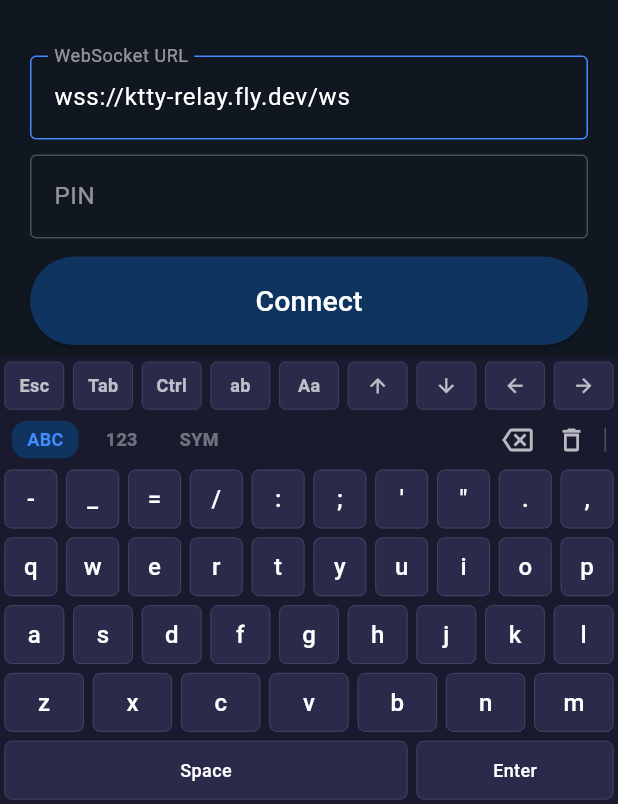
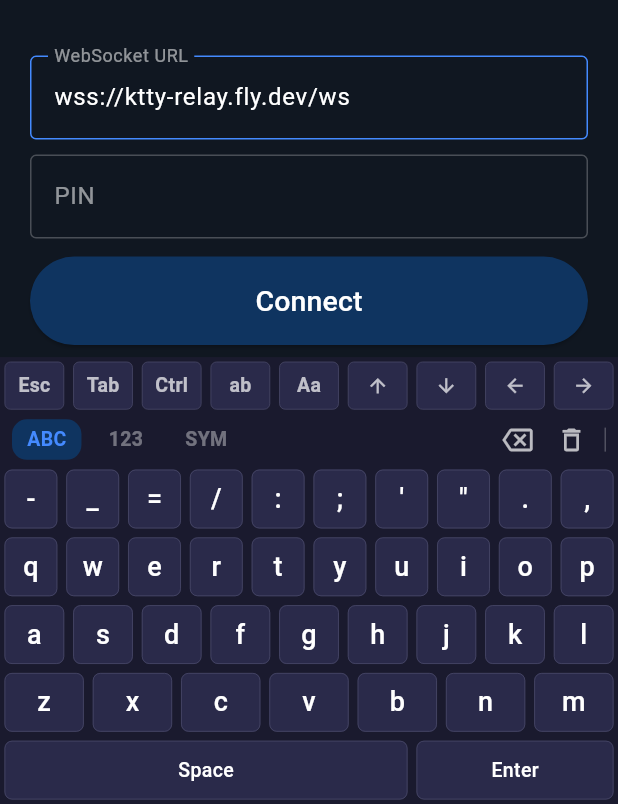
Before and after one commit to phuawenpu/KTTY, a Flutter app: the screen it shows after launch, on a phone screen of 412 x 824 dp, the part 432-1236 px from its top. Run offline on Flutter 3.47's test engine with Material 3 defaults, Android fonts, the phone set to English and light mode, and no system bars; missing offline and left inert: cryptography, pqcrypto, xterm; network calls fail.

Commit message:
Enlarge keyboard text by another 12%
Keys: 12→13 (multi-char), 16→18 (single char)
Control cluster: 12→13
Layer indicators: 12→13

Co-Authored-By: Claude Opus 4.6 (1M context) <noreply@anthropic.com>

```diff
--- a/lib/widgets/keyboard/control_cluster.dart
+++ b/lib/widgets/keyboard/control_cluster.dart
@@ -39,7 +39,7 @@ class ControlCluster extends StatelessWidget {
               label,
               style: TextStyle(
                 color: active ? Colors.blueAccent : Colors.white70,
-                fontSize: 12,
+                fontSize: 13,
                 fontWeight: FontWeight.w600,
               ),
             ),
@@ -68,7 +68,7 @@ class ControlCluster extends StatelessWidget {
               label,
               style: const TextStyle(
                 color: Colors.white70,
-                fontSize: 12,
+                fontSize: 13,
                 fontWeight: FontWeight.w600,
               ),
             ),
--- a/lib/widgets/keyboard/custom_keyboard.dart
+++ b/lib/widgets/keyboard/custom_keyboard.dart
@@ -112,7 +112,7 @@ class CustomKeyboard extends StatelessWidget {
                     style: TextStyle(
                       color:
                           isActive ? Colors.blueAccent : Colors.white38,
-                      fontSize: 12,
+                      fontSize: 13,
                       fontWeight: FontWeight.w600,
                     ),
                   ),
--- a/lib/widgets/keyboard/key_button.dart
+++ b/lib/widgets/keyboard/key_button.dart
@@ -70,7 +70,7 @@ class KeyButton extends StatelessWidget {
                   _displayLabel,
                   style: TextStyle(
                     color: Colors.white,
-                    fontSize: keyDef.label.length > 2 ? 12 : 16,
+                    fontSize: keyDef.label.length > 2 ? 13 : 18,
                     fontWeight: FontWeight.w500,
                   ),
                 ),
```
